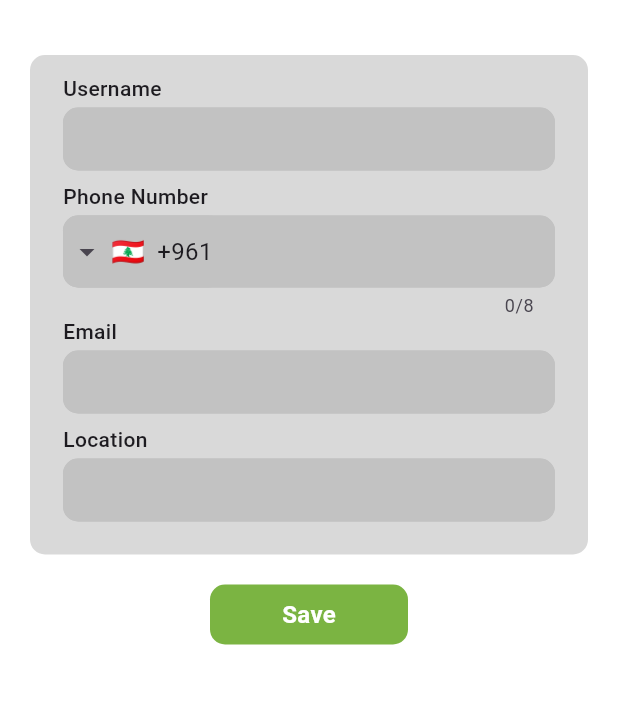
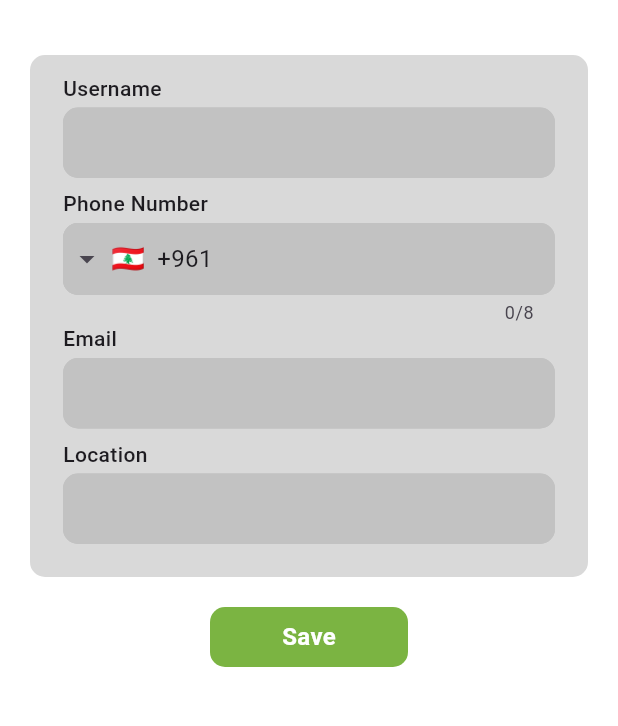
Before and after one commit to ZouheirN/nurse-app, a Flutter app: the EditProfilePage screen opened by its route, on a phone screen of 412 x 824 dp, the part 59-785 px from its top. Run offline on Flutter 3.47's test engine with Material 3 defaults, Android fonts, the phone set to English and light mode, and no system bars; drawn by our look-alikes of intl_phone_field; our stand-ins replace dropdown_button2, shared_preferences; accounts and stored records are empty.

Commit message:
Edit styling

```diff
--- a/lib/components/labeled_dropdown.dart
+++ b/lib/components/labeled_dropdown.dart
@@ -39,7 +39,7 @@ class _LabeledDropdownState extends State<LabeledDropdown> {
   @override
   Widget build(BuildContext context) {
     return Container(
-      height: 65,
+      height: 70,
       width: double.infinity,
       padding: const EdgeInsets.symmetric(horizontal: 40),
       child: Column(
--- a/lib/components/labeled_edit_textfield.dart
+++ b/lib/components/labeled_edit_textfield.dart
@@ -32,7 +32,7 @@ class _LabeledEditTextfieldState extends State<LabeledEditTextfield> {
   @override
   Widget build(BuildContext context) {
     return Container(
-      height: 65,
+      height: 70,
       width: double.infinity,
       padding: const EdgeInsets.symmetric(horizontal: 20),
       child: Column(
```
